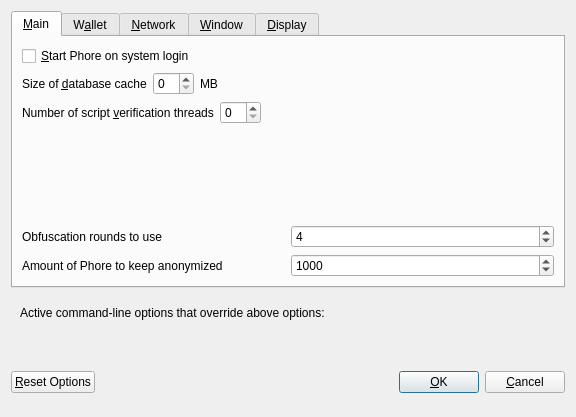
This is src/qt/forms/optionsdialog.ui in phoreproject/Phore-old as Qt 5 draws it before an edit. The edited form follows.
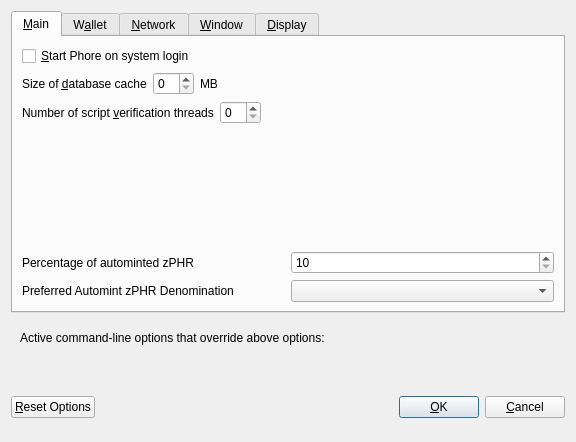
This is the edited form. Custom widgets are drawn as their Qt base class.

Diff of the .ui file:
```diff
--- a/src/qt/forms/optionsdialog.ui
+++ b/src/qt/forms/optionsdialog.ui
@@ -7,7 +7,7 @@
     <x>0</x>
     <y>0</y>
     <width>576</width>
-    <height>417</height>
+    <height>442</height>
    </rect>
   </property>
   <property name="windowTitle">
@@ -118,7 +118,7 @@
         </layout>
        </item>
        <item>
-        <spacer name="verticalSpacer_Main">
+        <spacer name="verticalSpacer_2">
          <property name="orientation">
           <enum>Qt::Vertical</enum>
          </property>
@@ -131,69 +131,66 @@
         </spacer>
        </item>
        <item>
-        <layout class="QHBoxLayout" name="horizontalLayout_4_Main">
+        <layout class="QHBoxLayout" name="horizontalLayout_3">
          <item>
-          <widget class="QLabel" name="label">
+          <widget class="QLabel" name="percentage_label">
            <property name="toolTip">
-            <string>This setting determines the amount of individual masternodes that an input will be anonymized through.&lt;br/&gt;More rounds of anonymization gives a higher degree of privacy, but also costs more in fees.</string>
+            <string>Percentage of incoming PHR which get automatically converted to zPHR via Zerocoin Protocol (min: 10%)</string>
            </property>
            <property name="text">
-            <string>Obfuscation rounds to use</string>
+            <string>Percentage of autominted zPHR</string>
            </property>
           </widget>
          </item>
          <item>
-          <widget class="QSpinBox" name="obfuscationRounds">
+          <widget class="QSpinBox" name="zeromintPercentage">
            <property name="minimum">
-            <number>2</number>
+            <number>10</number>
            </property>
            <property name="maximum">
-            <number>8</number>
-           </property>
-           <property name="value">
-            <number>4</number>
+            <number>100</number>
            </property>
           </widget>
          </item>
         </layout>
        </item>
        <item>
-        <layout class="QHBoxLayout" name="horizontalLayout">
+        <layout class="QHBoxLayout" name="horizontalLayout" stretch="0,0">
+         <property name="sizeConstraint">
+          <enum>QLayout::SetFixedSize</enum>
+         </property>
          <item>
-          <widget class="QLabel" name="label_2">
+          <widget class="QLabel" name="labelPreferredDenom">
+           <property name="maximumSize">
+            <size>
+             <width>16777215</width>
+             <height>16777215</height>
+            </size>
+           </property>
            <property name="toolTip">
-            <string>This amount acts as a threshold to turn off Obfuscation once it's reached.</string>
-           </property>
-           <property name="statusTip">
-            <string notr="true"/>
-           </property>
-           <property name="whatsThis">
-            <string notr="true"/>
-           </property>
-           <property name="accessibleName">
-            <string notr="true"/>
-           </property>
-           <property name="accessibleDescription">
-            <string notr="true"/>
+            <string>Wait with automatic conversion to Zerocoin until enough PHR for this denomination is available</string>
            </property>
            <property name="text">
-            <string>Amount of Phore to keep anonymized</string>
+            <string>Preferred Automint zPHR Denomination</string>
            </property>
           </widget>
          </item>
          <item>
-          <widget class="QSpinBox" name="anonymizePhore">
-           <property name="minimum">
-            <number>100</number>
+          <widget class="QComboBox" name="preferredDenom">
+           <property name="maximumSize">
+            <size>
+             <width>16777215</width>
+             <height>27</height>
+            </size>
            </property>
-           <property name="maximum">
-            <number>100000</number>
+           <property name="toolTip">
+            <string>Wait with automatic conversion to Zerocoin until enough PHR for this denomination is available</string>
            </property>
-           <property name="singleStep">
-            <number>100</number>
+           <property name="maxVisibleItems">
+            <number>9</number>
            </property>
-           <property name="value">
-            <number>1000</number>
+           <property name="maxCount">
+            <number>9</number>
            </property>
           </widget>
          </item>
```
